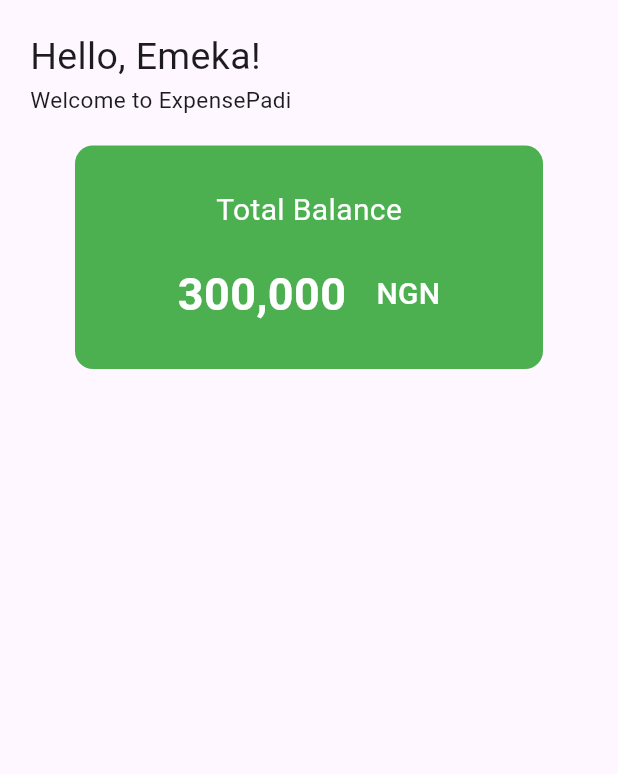
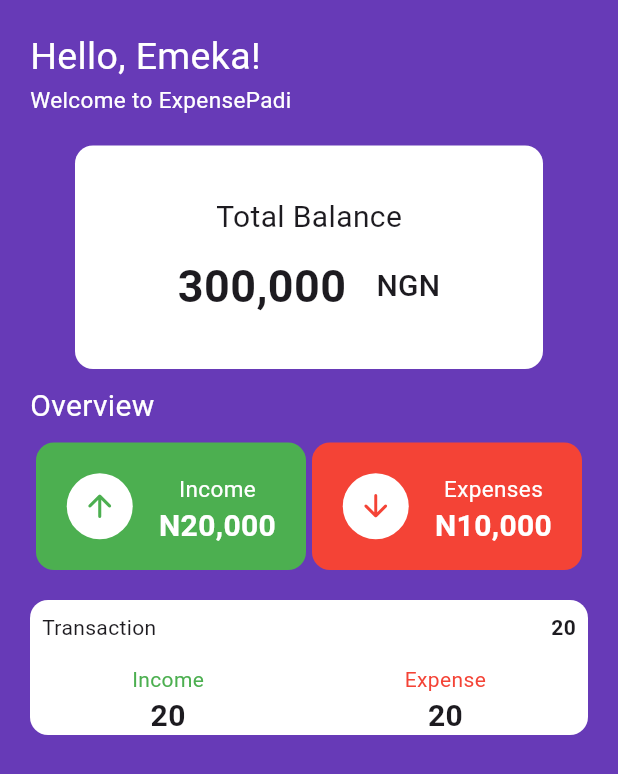
Before and after one commit to emekss/Expense_Padi_New_UI, a Flutter app: the screen it shows after launch, on a phone screen of 412 x 824 dp. Shown: the top 774 px of the screen. Run offline on Flutter 3.47's test engine with Material 3 defaults, Android fonts, the phone set to English and light mode, and no system bars.

Commit message:
home page updated

```diff
--- /dev/null
+++ b/lib/components/arrow_icon.dart
@@ -0,0 +1,21 @@
+import 'package:flutter/material.dart';
+
+class ArrowIcon extends StatelessWidget {
+  final Color color;
+  final IconData icon;
+  const ArrowIcon({super.key, required this.color, required this.icon});
+
+  @override
+  Widget build(BuildContext context) {
+    return Container(
+      height: 44,
+      width: 45,
+      decoration:
+          const BoxDecoration(shape: BoxShape.circle, color: Colors.white),
+      child: Icon(
+        icon,
+        color: color,
+      ),
+    );
+  }
+}
--- a/lib/components/balance_card.dart
+++ b/lib/components/balance_card.dart
@@ -9,7 +9,7 @@ class BalanceCard extends StatelessWidget {
       height: 149,
       width: 312,
       decoration: BoxDecoration(
-          color: Colors.green, borderRadius: BorderRadius.circular(12)),
+          color: Colors.white, borderRadius: BorderRadius.circular(12)),
       child: const Padding(
         padding: EdgeInsets.all(20.0),
         child: Column(
@@ -17,26 +17,20 @@ class BalanceCard extends StatelessWidget {
           children: [
             Text(
               'Total Balance',
-              style: TextStyle(fontSize: 20, color: Colors.white),
+              style: TextStyle(fontSize: 20),
             ),
-            SizedBox(height: 20),
+            SizedBox(height: 10),
             Row(
               mainAxisAlignment: MainAxisAlignment.center,
               children: [
                 Text(
                   '300,000',
-                  style: TextStyle(
-                      fontSize: 30,
-                      color: Colors.white,
-                      fontWeight: FontWeight.bold),
+                  style: TextStyle(fontSize: 30, fontWeight: FontWeight.bold),
                 ),
                 SizedBox(width: 20),
                 Text(
                   'NGN',
-                  style: TextStyle(
-                      fontSize: 20,
-                      color: Colors.white,
-                      fontWeight: FontWeight.w500),
+                  style: TextStyle(fontSize: 20, fontWeight: FontWeight.w500),
                 )
               ],
             )
--- /dev/null
+++ b/lib/components/expense_card.dart
@@ -0,0 +1,41 @@
+import 'package:flutter/material.dart';
+import 'package:flutter_application_1/components/arrow_icon.dart';
+
+class ExpenseCard extends StatelessWidget {
+  const ExpenseCard({super.key});
+
+  @override
+  Widget build(BuildContext context) {
+    return Container(
+      height: 85,
+      width: 180,
+      decoration: BoxDecoration(
+          color: Colors.red, borderRadius: BorderRadius.circular(12)),
+      child: const Padding(
+        padding: EdgeInsets.all(20.0),
+        child: Row(
+          mainAxisAlignment: MainAxisAlignment.spaceBetween,
+          children: [
+            ArrowIcon(
+              icon: Icons.arrow_downward_rounded,
+              color: Colors.red,
+            ),
+            Column(
+              children: [
+                Text(
+                  'Expenses',
+                  style: TextStyle(fontSize: 15, color: Colors.white),
+                ),
+                Text('N10,000',
+                    style: TextStyle(
+                        fontSize: 20,
+                        fontWeight: FontWeight.bold,
+                        color: Colors.white))
+              ],
+            )
+          ],
+        ),
+      ),
+    );
+  }
+}
--- /dev/null
+++ b/lib/components/income_card.dart
@@ -0,0 +1,41 @@
+import 'package:flutter/material.dart';
+import 'package:flutter_application_1/components/arrow_icon.dart';
+
+class IncomeCard extends StatelessWidget {
+  const IncomeCard({super.key});
+
+  @override
+  Widget build(BuildContext context) {
+    return Container(
+      height: 85,
+      width: 180,
+      decoration: BoxDecoration(
+          color: Colors.green, borderRadius: BorderRadius.circular(12)),
+      child: const Padding(
+        padding: EdgeInsets.all(20.0),
+        child: Row(
+          mainAxisAlignment: MainAxisAlignment.spaceBetween,
+          children: [
+            ArrowIcon(
+              icon: Icons.arrow_upward_rounded,
+              color: Colors.green,
+            ),
+            Column(
+              children: [
+                Text(
+                  'Income',
+                  style: TextStyle(fontSize: 15, color: Colors.white),
+                ),
+                Text('N20,000',
+                    style: TextStyle(
+                        fontSize: 20,
+                        fontWeight: FontWeight.bold,
+                        color: Colors.white))
+              ],
+            )
+          ],
+        ),
+      ),
+    );
+  }
+}
--- /dev/null
+++ b/lib/components/transaction_card.dart
@@ -0,0 +1,57 @@
+import 'package:flutter/material.dart';
+
+class TransactionCard extends StatelessWidget {
+  const TransactionCard({super.key});
+
+  @override
+  Widget build(BuildContext context) {
+    return Container(
+      height: 90,
+      width: 380,
+      decoration: BoxDecoration(
+          borderRadius: BorderRadius.circular(12), color: Colors.white),
+      child: const Padding(
+        padding: EdgeInsets.all(8.0),
+        child: Column(
+          children: [
+            Row(
+              mainAxisAlignment: MainAxisAlignment.spaceBetween,
+              children: [
+                Text('Transaction'),
+                Text('20', style: TextStyle(fontWeight: FontWeight.bold))
+              ],
+            ),
+            SizedBox(height: 15),
+            Padding(
+              padding: EdgeInsets.symmetric(horizontal: 60),
+              child: Row(
+                mainAxisAlignment: MainAxisAlignment.spaceBetween,
+                children: [
+                  Column(
+                    children: [
+                      Text(
+                        'Income',
+                        style: TextStyle(color: Colors.green),
+                      ),
+                      Text('20',
+                          style: TextStyle(
+                              fontWeight: FontWeight.bold, fontSize: 20))
+                    ],
+                  ),
+                  Column(
+                    children: [
+                      Text('Expense', style: TextStyle(color: Colors.red)),
+                      Text('20',
+                          style: TextStyle(
+                              fontWeight: FontWeight.bold, fontSize: 20))
+                    ],
+                  ),
+                ],
+              ),
+            ),
+          ],
+        ),
+      ),
+    );
+  }
+}
--- a/lib/screen/home_screen.dart
+++ b/lib/screen/home_screen.dart
@@ -1,5 +1,8 @@
 import 'package:flutter/material.dart';
 import 'package:flutter_application_1/components/balance_card.dart';
+import 'package:flutter_application_1/components/income_card.dart';
+import 'package:flutter_application_1/components/expense_card.dart';
+import 'package:flutter_application_1/components/transaction_card.dart';
 
 class HomeScreen extends StatelessWidget {
   const HomeScreen({super.key});
@@ -7,6 +10,7 @@ class HomeScreen extends StatelessWidget {
   @override
   Widget build(BuildContext context) {
     return const Scaffold(
+        backgroundColor: Colors.deepPurple,
         body: SafeArea(
           child: Padding(
             padding: EdgeInsets.all(20.0),
@@ -15,14 +19,29 @@ class HomeScreen extends StatelessWidget {
               children: [
                 Text(
                   'Hello, Emeka!',
-              style: TextStyle(fontSize: 25, fontWeight: FontWeight.w400),
+                  style: TextStyle(
+                      fontSize: 25,
+                      fontWeight: FontWeight.w400,
+                      color: Colors.white),
                 ),
                 Text(
                   'Welcome to ExpensePadi',
-              style: TextStyle(fontSize: 15),
+                  style: TextStyle(fontSize: 15, color: Colors.white),
                 ),
                 SizedBox(height: 20),
-            Center(child: BalanceCard())
+                Center(child: BalanceCard()),
+                SizedBox(height: 10),
+                Text(
+                  'Overview',
+                  style: TextStyle(fontSize: 20, color: Colors.white),
+                ),
+                SizedBox(height: 10),
+                Row(
+                  mainAxisAlignment: MainAxisAlignment.spaceEvenly,
+                  children: [IncomeCard(), ExpenseCard()],
+                ),
+                SizedBox(height: 20),
+                TransactionCard()
               ],
             ),
           ),
```
Lines whose indentation alone changed are shown as unchanged.
